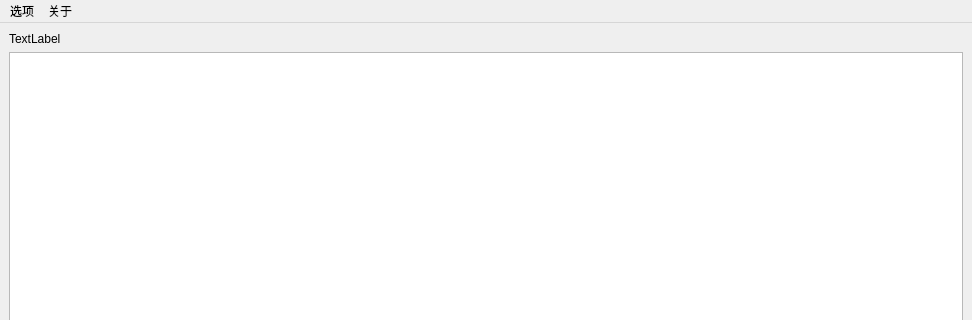
Old version of the form Lyrics/mainwindow.ui in the repository georgezzzh/SpotifyLyricQt; both pictures show x 0 to 972 and y 0 to 320 of the 972 by 506 pixel window.
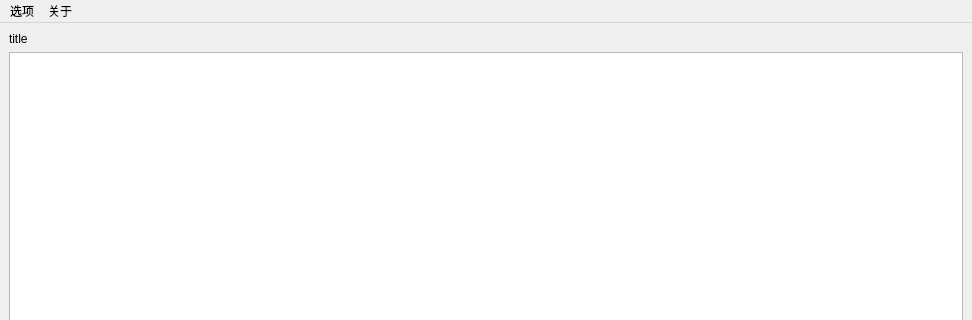
New version of the form. Custom widgets are drawn as their Qt base class.

```diff
--- a/Lyrics/mainwindow.ui
+++ b/Lyrics/mainwindow.ui
@@ -18,7 +18,7 @@
     <item>
      <widget class="QLabel" name="title">
       <property name="text">
-       <string>TextLabel</string>
+       <string>title</string>
       </property>
      </widget>
     </item>
```
